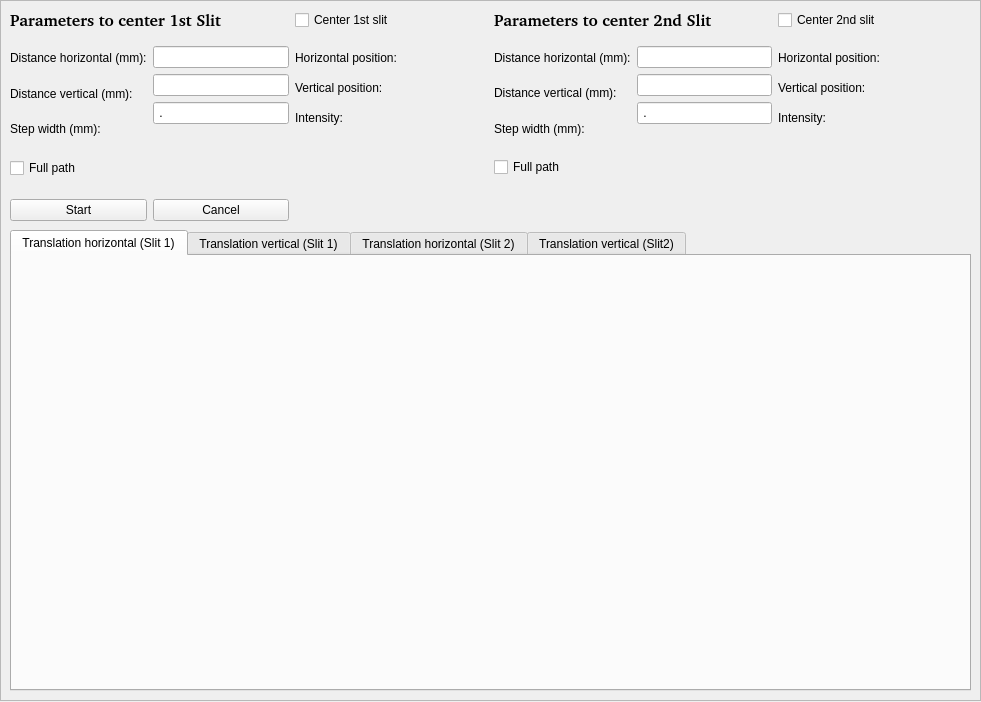
douglasbeniz/mxcube, file Bricks/widgets/ui_files/Qt4_beam_centering_widget_layout.ui: the form before one commit.
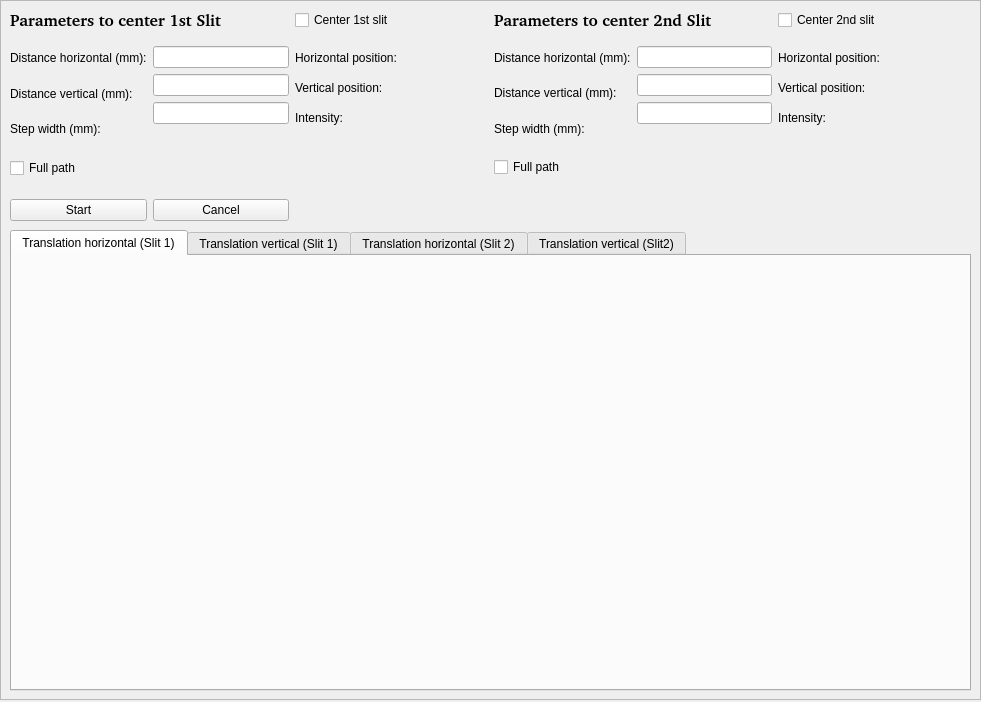
The form after the commit.

What changed in the file:
```diff
--- a/Bricks/widgets/ui_files/Qt4_beam_centering_widget_layout.ui
+++ b/Bricks/widgets/ui_files/Qt4_beam_centering_widget_layout.ui
@@ -10,6 +10,12 @@
     <height>702</height>
    </rect>
   </property>
+  <property name="sizePolicy">
+   <sizepolicy hsizetype="Preferred" vsizetype="Preferred">
+    <horstretch>0</horstretch>
+    <verstretch>0</verstretch>
+   </sizepolicy>
+  </property>
   <property name="windowTitle">
    <string>Beam Centering</string>
   </property>
@@ -19,7 +25,7 @@
      <x>0</x>
      <y>0</y>
      <width>981</width>
-     <height>701</height>
+     <height>700</height>
     </rect>
    </property>
    <property name="frameShape">
@@ -198,7 +204,10 @@
               <enum>Qt::StrongFocus</enum>
              </property>
              <property name="inputMask">
-              <string>0.999; </string>
+              <string/>
+             </property>
+             <property name="maxLength">
+              <number>5</number>
              </property>
             </widget>
            </item>
@@ -623,7 +632,10 @@
               <enum>Qt::StrongFocus</enum>
              </property>
              <property name="inputMask">
-              <string>0.999; </string>
+              <string/>
+             </property>
+             <property name="maxLength">
+              <number>5</number>
              </property>
             </widget>
            </item>
```
Left out of the diff: 32 changed lines with no effect on the pictures.
